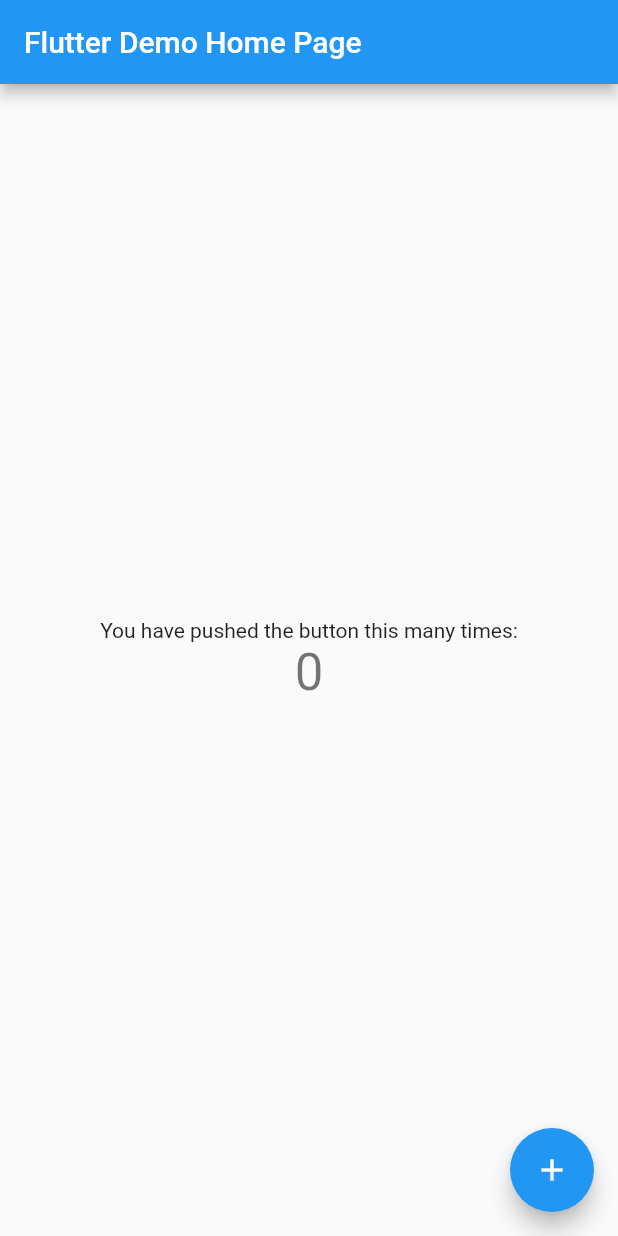
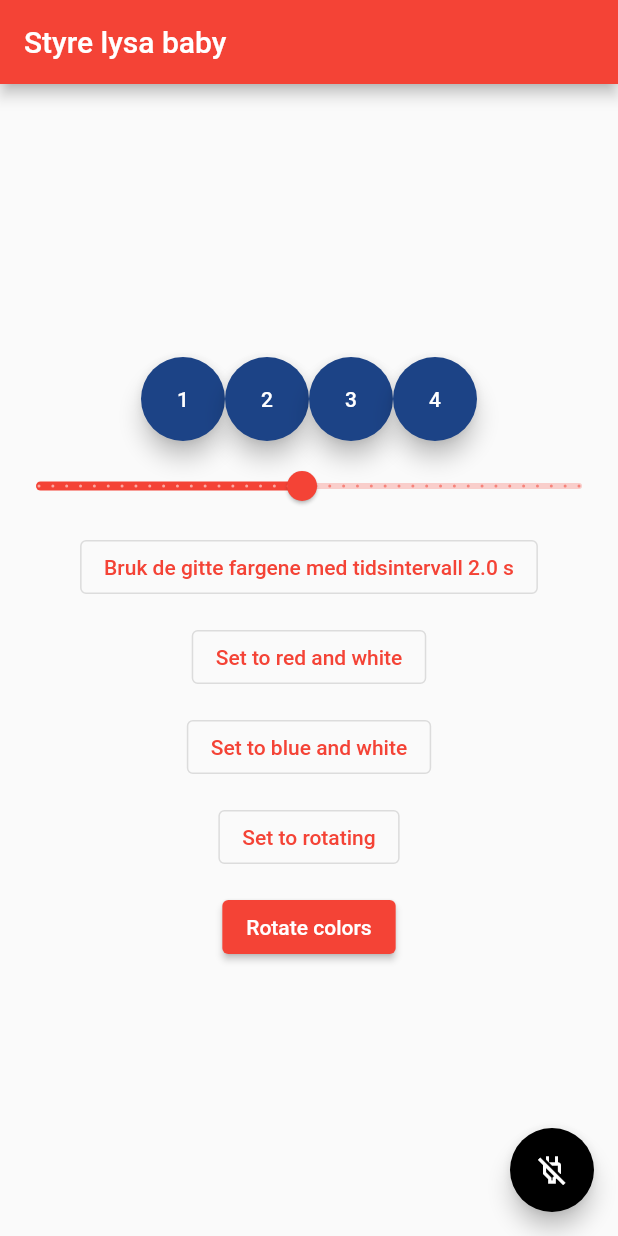
Before and after one commit to iverks/jappverksted, a Flutter app: the screen it shows after launch, on a phone screen of 412 x 824 dp. Run offline on Flutter 3.47's test engine with Material 2 defaults, Android fonts, the phone set to English and light mode, and no system bars; our stand-ins replace flutter_colorpicker.

Commit message:
create functionality for custom colors

```diff
--- a/lib/main.dart
+++ b/lib/main.dart
@@ -1,5 +1,7 @@
 import 'package:flutter/material.dart';
 import 'package:http/http.dart' as http;
+import 'package:flutter_colorpicker/flutter_colorpicker.dart';
+import 'dart:math' as math;
 
 void main() {
   runApp(const MyApp());
@@ -12,20 +14,11 @@ class MyApp extends StatelessWidget {
   @override
   Widget build(BuildContext context) {
     return MaterialApp(
-      title: 'Flutter Demo',
+      title: 'Joulelys',
       theme: ThemeData(
-        // This is the theme of your application.
-        //
-        // Try running your application with "flutter run". You'll see the
-        // application has a blue toolbar. Then, without quitting the app, try
-        // changing the primarySwatch below to Colors.green and then invoke
-        // "hot reload" (press "r" in the console where you ran "flutter run",
-        // or simply save your changes to "hot reload" in a Flutter IDE).
-        // Notice that the counter didn't reset back to zero; the application
-        // is not restarted.
-        primarySwatch: Colors.blue,
+        primarySwatch: Colors.red,
       ),
-      home: const MyHomePage(title: 'Flutter Demo Home Page'),
+      home: const MyHomePage(title: 'Styre lysa baby'),
     );
   }
 }
@@ -49,70 +42,230 @@ class MyHomePage extends StatefulWidget {
 }
 
 class _MyHomePageState extends State<MyHomePage> {
-  int _counter = 0;
+  void _rotateColors() async {
+    var url = Uri.http("10.0.0.22", "/rotate");
+    await http.get(url);
+  }
 
-  void _incrementCounter() async {
-    var url = Uri.http("10.0.0.22", "/rotate");
-    await http.post(url);
-    setState(() {
-      // This call to setState tells the Flutter framework that something has
-      // changed in this State, which causes it to rerun the build method below
-      // so that the display can reflect the updated values. If we changed
-      // _counter without calling setState(), then the build method would not be
-      // called again, and so nothing would appear to happen.
-      _counter++;
-    });
+  void _turnOff() async {
+    var url = Uri.http("10.0.0.22", "/off");
+    await http.get(url);
   }
+
+  void _setRedWhite() async {
+    var url = Uri.http("10.0.0.22", "/program");
+    await http.post(url, body: "0");
+  }
+
+  void _setBlueWhite() async {
+    var url = Uri.http("10.0.0.22", "/program");
+    await http.post(url, body: "1");
+  }
+
+  void _setRotating() async {
+    var url = Uri.http("10.0.0.22", "/program");
+    await http.post(url, body: "2");
+  }
+
+  List<Color> currentColors = [Colors.yellow, Colors.green];
+  Color color1 =
+      Color((math.Random().nextDouble() * 0xFFFFFF).toInt()).withOpacity(1.0);
+  Color color2 =
+      Color((math.Random().nextDouble() * 0xFFFFFF).toInt()).withOpacity(1.0);
+  Color color3 =
+      Color((math.Random().nextDouble() * 0xFFFFFF).toInt()).withOpacity(1.0);
+  Color color4 =
+      Color((math.Random().nextDouble() * 0xFFFFFF).toInt()).withOpacity(1.0);
+  // Unit is 10ths of a second, will wrap if it exceeds 255 (luckily)
+  int delay = 20;
+
+  void _setCustom() async {
+    var url = Uri.http("10.0.0.22", "/custom");
+    await http.post(url, body: [
+      color1.red, color1.green, color1.blue, // RGB1
+      color2.red, color2.green, color2.blue, // RGB2
+      color3.red, color3.green, color3.blue, // RGB3
+      color4.red, color4.green, color4.blue, // RGB4
+      delay,
+    ]);
+  }
+
+  final bool _portraitOnly = false;
 
   @override
   Widget build(BuildContext context) {
-    // This method is rerun every time setState is called, for instance as done
-    // by the _incrementCounter method above.
-    //
-    // The Flutter framework has been optimized to make rerunning build methods
-    // fast, so that you can just rebuild anything that needs updating rather
-    // than having to individually change instances of widgets.
     return Scaffold(
       appBar: AppBar(
-        // Here we take the value from the MyHomePage object that was created by
-        // the App.build method, and use it to set our appbar title.
         title: Text(widget.title),
       ),
       body: Center(
-        // Center is a layout widget. It takes a single child and positions it
-        // in the middle of the parent.
         child: Column(
-          // Column is also a layout widget. It takes a list of children and
-          // arranges them vertically. By default, it sizes itself to fit its
-          // children horizontally, and tries to be as tall as its parent.
-          //
-          // Invoke "debug painting" (press "p" in the console, choose the
-          // "Toggle Debug Paint" action from the Flutter Inspector in Android
-          // Studio, or the "Toggle Debug Paint" command in Visual Studio Code)
-          // to see the wireframe for each widget.
-          //
-          // Column has various properties to control how it sizes itself and
-          // how it positions its children. Here we use mainAxisAlignment to
-          // center the children vertically; the main axis here is the vertical
-          // axis because Columns are vertical (the cross axis would be
-          // horizontal).
           mainAxisAlignment: MainAxisAlignment.center,
           children: <Widget>[
-            const Text(
-              'You have pushed the button this many times:',
+            Container(
+              margin: const EdgeInsets.all(6),
+              child:
+                  Row(mainAxisAlignment: MainAxisAlignment.center, children: [
+                FloatingActionButton(
+                  onPressed: () {
+                    showDialog(
+                      context: context,
+                      builder: (BuildContext context) {
+                        return AlertDialog(
+                          titlePadding: const EdgeInsets.all(0),
+                          contentPadding: const EdgeInsets.all(0),
+                          content: SingleChildScrollView(
+                            child: HueRingPicker(
+                              pickerColor: color1,
+                              onColorChanged: (Color color) => setState(() {
+                                color1 = color;
+                              }),
+                              portraitOnly: _portraitOnly,
+                              enableAlpha: false,
+                              displayThumbColor: true,
+                            ),
+                          ),
+                        );
+                      },
+                    );
+                  },
+                  backgroundColor: color1,
+                  child: const Text("1"),
+                ),
+                FloatingActionButton(
+                  onPressed: () {
+                    showDialog(
+                      context: context,
+                      builder: (BuildContext context) {
+                        return AlertDialog(
+                          titlePadding: const EdgeInsets.all(0),
+                          contentPadding: const EdgeInsets.all(0),
+                          content: SingleChildScrollView(
+                            child: HueRingPicker(
+                              pickerColor: color2,
+                              onColorChanged: (Color color) => setState(() {
+                                color2 = color;
+                              }),
+                              portraitOnly: _portraitOnly,
+                              enableAlpha: false,
+                              displayThumbColor: true,
+                            ),
+                          ),
+                        );
+                      },
+                    );
+                  },
+                  backgroundColor: color2,
+                  child: const Text("2"),
+                ),
+                FloatingActionButton(
+                  onPressed: () {
+                    showDialog(
+                      context: context,
+                      builder: (BuildContext context) {
+                        return AlertDialog(
+                          titlePadding: const EdgeInsets.all(0),
+                          contentPadding: const EdgeInsets.all(0),
+                          content: SingleChildScrollView(
+                            child: HueRingPicker(
+                              pickerColor: color3,
+                              onColorChanged: (Color color) => setState(() {
+                                color3 = color;
+                              }),
+                              portraitOnly: _portraitOnly,
+                              enableAlpha: false,
+                              displayThumbColor: true,
+                            ),
+                          ),
+                        );
+                      },
+                    );
+                  },
+                  backgroundColor: color3,
+                  child: const Text("3"),
+                ),
+                FloatingActionButton(
+                  onPressed: () {
+                    showDialog(
+                      context: context,
+                      builder: (BuildContext context) {
+                        return AlertDialog(
+                          titlePadding: const EdgeInsets.all(0),
+                          contentPadding: const EdgeInsets.all(0),
+                          content: SingleChildScrollView(
+                            child: HueRingPicker(
+                              pickerColor: color4,
+                              onColorChanged: (Color color) => setState(() {
+                                color4 = color;
+                              }),
+                              portraitOnly: _portraitOnly,
+                              enableAlpha: false,
+                              displayThumbColor: true,
+                            ),
+                          ),
+                        );
+                      },
+                    );
+                  },
+                  backgroundColor: color4,
+                  child: const Text("4"),
+                ),
+              ]),
             ),
-            Text(
-              '$_counter',
-              style: Theme.of(context).textTheme.headline4,
+            Slider(
+              value: (delay / 10).toDouble(),
+              min: 0.1,
+              max: 4,
+              divisions: 39,
+              label: "Tidsintervall mellom lyskonfigurasjon".toString(),
+              onChanged: (double value) =>
+                  setState(() => delay = (value * 10).round()),
+            ),
+            Container(
+              margin: const EdgeInsets.all(6),
+              child: OutlinedButton(
+                onPressed: _setCustom,
+                child: Text(
+                    "Bruk de gitte fargene med tidsintervall ${(delay * 0.1).toStringAsFixed(1)} s"),
+              ),
+            ),
+            Container(
+              margin: const EdgeInsets.all(6),
+              child: OutlinedButton(
+                onPressed: _setRedWhite,
+                child: const Text("Set to red and white"),
+              ),
+            ),
+            Container(
+              margin: const EdgeInsets.all(6),
+              child: OutlinedButton(
+                onPressed: _setBlueWhite,
+                child: const Text("Set to blue and white"),
+              ),
+            ),
+            Container(
+              margin: const EdgeInsets.all(6),
+              child: OutlinedButton(
+                onPressed: _setRotating,
+                child: const Text("Set to rotating"),
+              ),
+            ),
+            Container(
+              margin: const EdgeInsets.all(6),
+              child: ElevatedButton(
+                onPressed: _rotateColors,
+                child: const Text("Rotate colors"),
+              ),
             ),
           ],
         ),
       ),
       floatingActionButton: FloatingActionButton(
-        onPressed: _incrementCounter,
-        tooltip: 'Increment',
-        child: const Icon(Icons.add),
-      ), // This trailing comma makes auto-formatting nicer for build methods.
+        onPressed: _turnOff,
+        tooltip: 'Turn off',
+        backgroundColor: Colors.black,
+        child: const Icon(Icons.power_off_outlined),
+      ),
     );
   }
 }
--- a/pubspec.yaml
+++ b/pubspec.yaml
@@ -36,6 +36,7 @@ dependencies:
   # Use with the CupertinoIcons class for iOS style icons.
   cupertino_icons: ^1.0.2
   http: ^0.13.5
+  flutter_colorpicker: ^1.0.3
 
 dev_dependencies:
   flutter_test:
```
Also changed, not shown: pubspec.lock.
